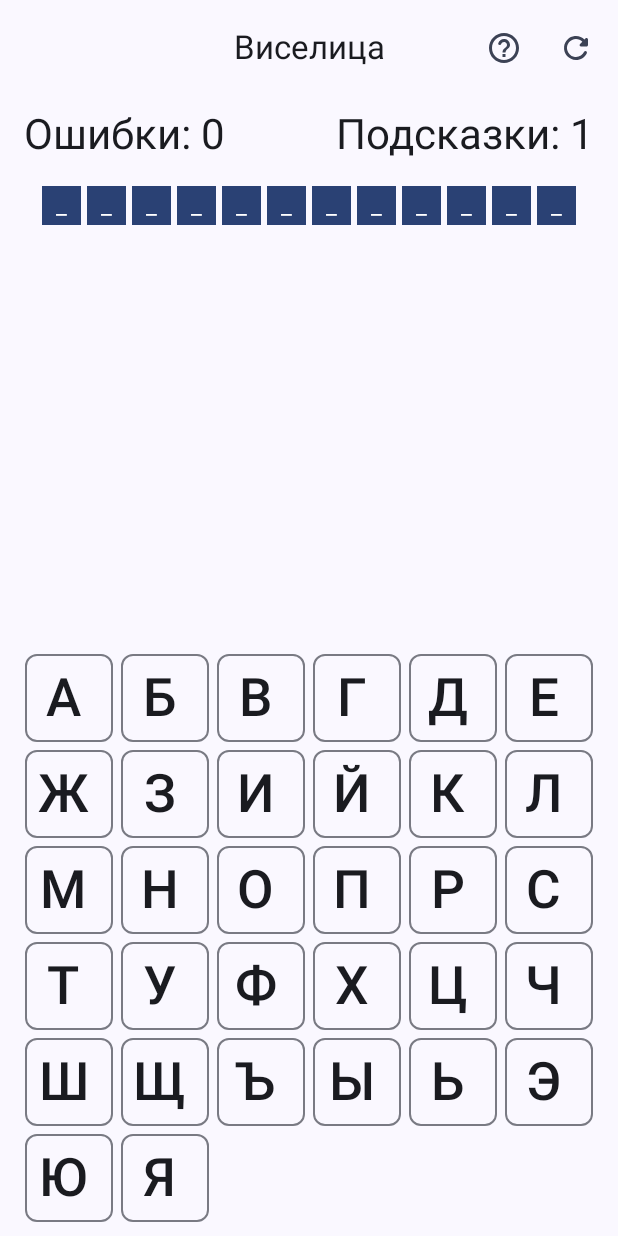
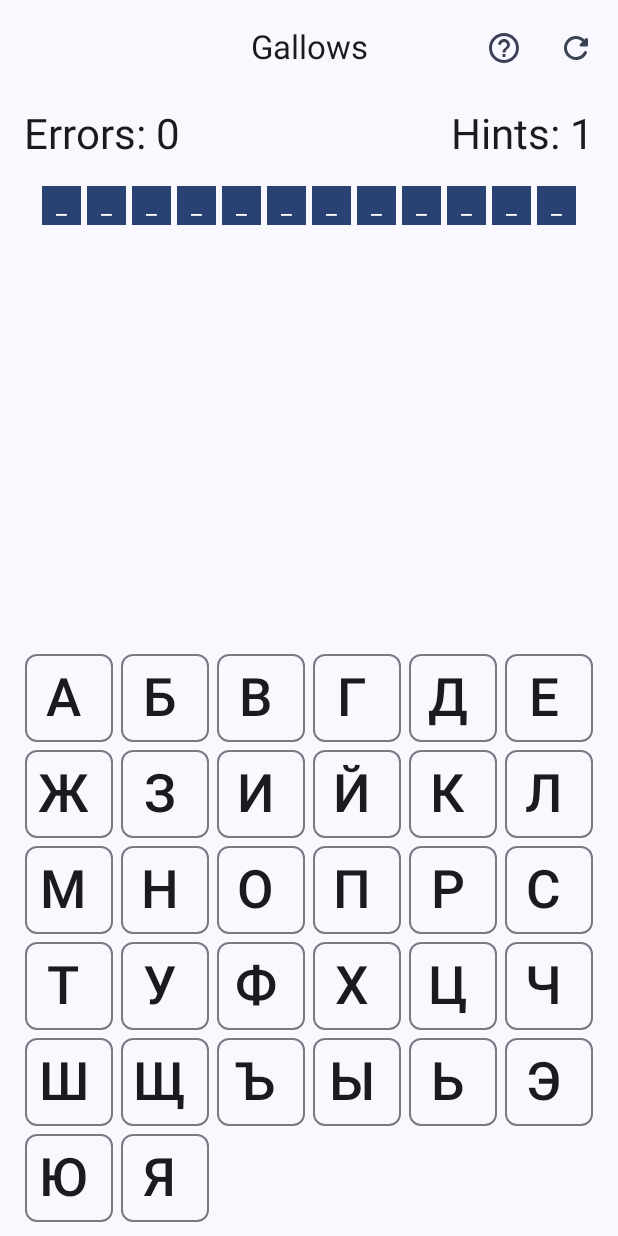
Before and after one commit to chskela/GallowsGame, an Android app built with Jetpack Compose: the screen it shows after launch (MainActivity), on a phone screen of 412 x 824 dp. Run offline under Robolectric (Android 15) with nearby library versions, the light colour scheme and no system bars; our stand-ins replace Dagger/Hilt's generated code, window size class.

Commit message:
feat: added localization

```diff
--- a/app/build.gradle.kts
+++ b/app/build.gradle.kts
@@ -14,8 +14,8 @@ android {
         applicationId = "com.chskela.gallowsgame"
         minSdk = 26
         targetSdk = 33
-        versionCode = 2
-        versionName = "1.1"
+        versionCode = 3
+        versionName = "1.2"
 
         testInstrumentationRunner = "androidx.test.runner.AndroidJUnitRunner"
         vectorDrawables {
--- a/app/src/main/res/values/strings.xml
+++ b/app/src/main/res/values/strings.xml
@@ -1,11 +1,11 @@
 <resources>
-    <string name="app_name">Виселица</string>
-    <string name="game_over">К сожалению,\nВы проиграли!!!</string>
-    <string name="new_game">Новая игра</string>
-    <string name="hidden_word">Загаданное слово:\n%1$s</string>
-    <string name="win">Поздравляю, Вы победили!!!</string>
-    <string name="attempts">Ошибки: %1$s</string>
-    <string name="hints">Подсказки: %1$s</string>
-    <string name="back">Назад</string>
-    <string name="hint">Подсказка</string>
+    <string name="app_name">Gallows</string>
+    <string name="new_game">New game</string>
+    <string name="hidden_word">The hidden word: %1$s</string>
+    <string name="win">Congratulations, you have won!!!</string>
+    <string name="attempts">Errors: %1$s</string>
+    <string name="hints">Hints: %1$s</string>
+    <string name="back">Back</string>
+    <string name="hint">Hint</string>
+    <string name="game_over">Unfortunately, you have lost!!!</string>
 </resources>
```
Also changed, not shown: 1 other file.
